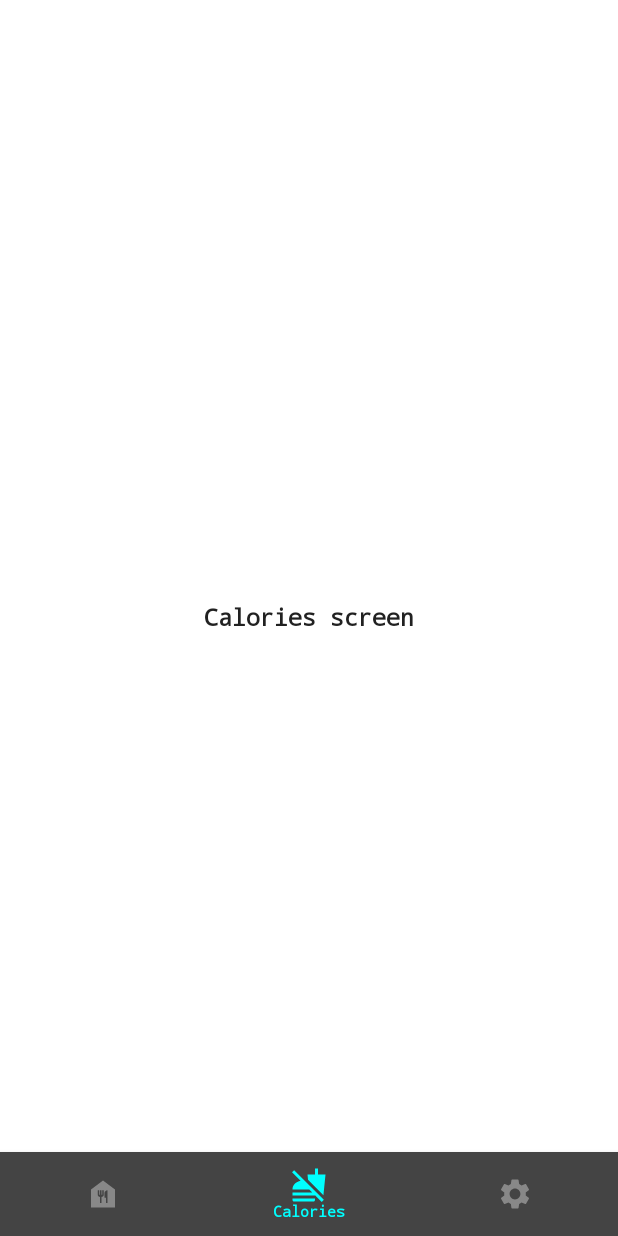
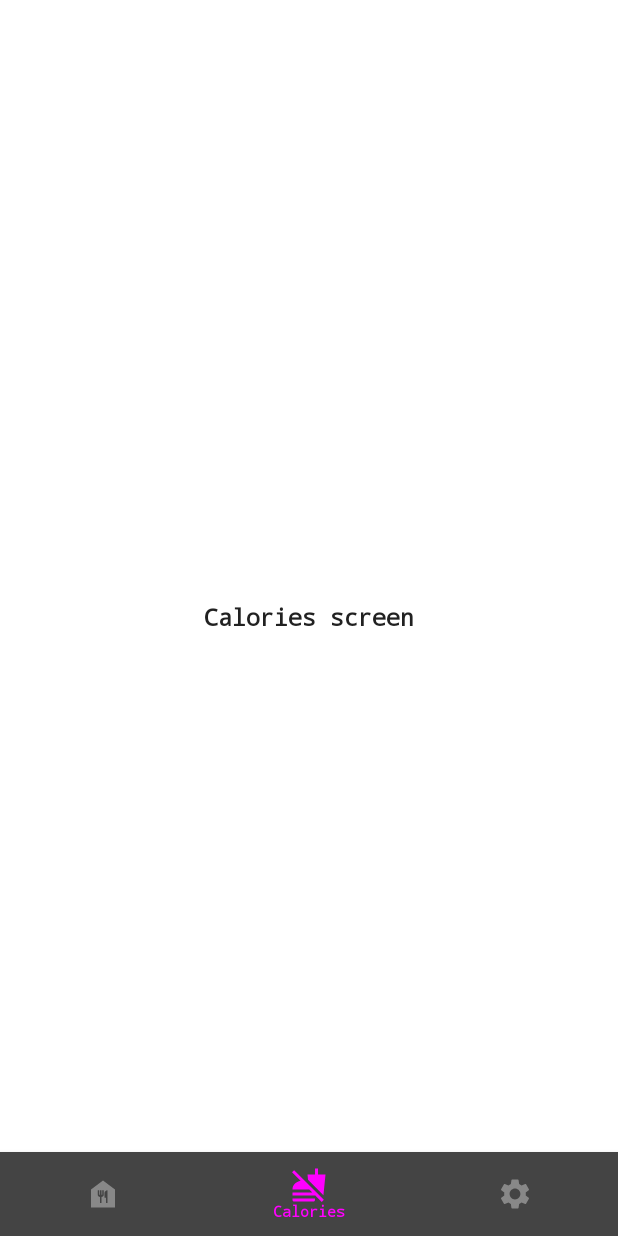
Before and after one commit to Capybara-Dev-Team/ProShaped-app, an Android app built with Jetpack Compose: the calories screen opened through its navigation route, on a phone screen of 412 x 824 dp. Run offline under Robolectric (Android 15) with nearby library versions, the phone set to English and light mode, and no system bars.

Commit message:
beta Cosmin

```diff
--- a/ProShaped/app/src/main/java/com/example/proshapedapp/MainActivity.kt
+++ b/ProShaped/app/src/main/java/com/example/proshapedapp/MainActivity.kt
@@ -116,7 +116,7 @@ fun BottomNavigationBar(
             BottomNavigationItem(
                 selected = selected,
                 onClick = { onItemClick(item) },
-                selectedContentColor = Color.Cyan,
+                selectedContentColor = Color.Magenta,
                 unselectedContentColor = Color.Gray,
                 icon = {
                     Column(horizontalAlignment = CenterHorizontally) {
```
